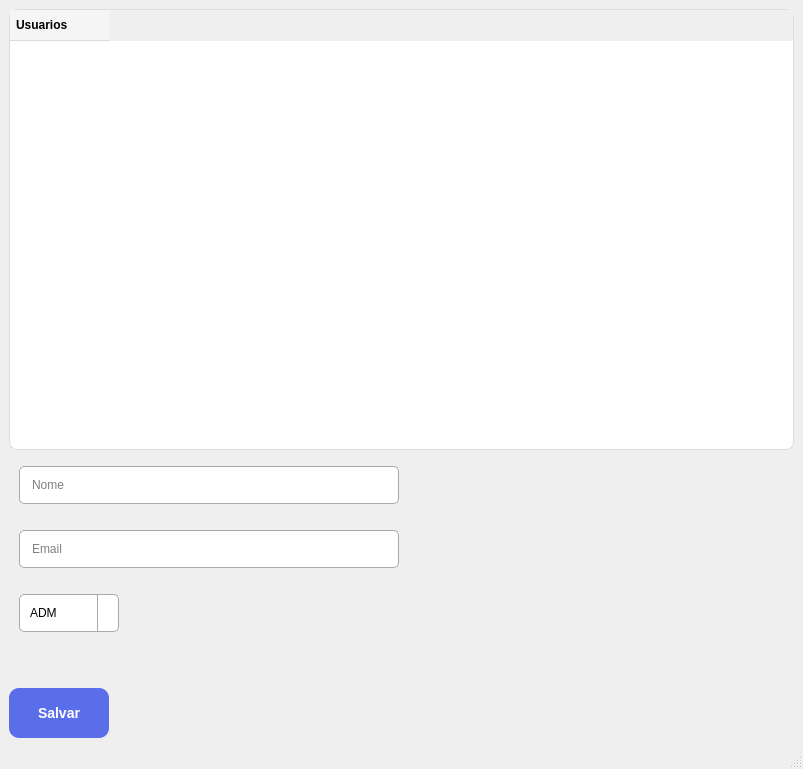
Qt form App/view/ui/admScreen.ui (Caiquef80/Gerenciamento-Escolar) before a commit.
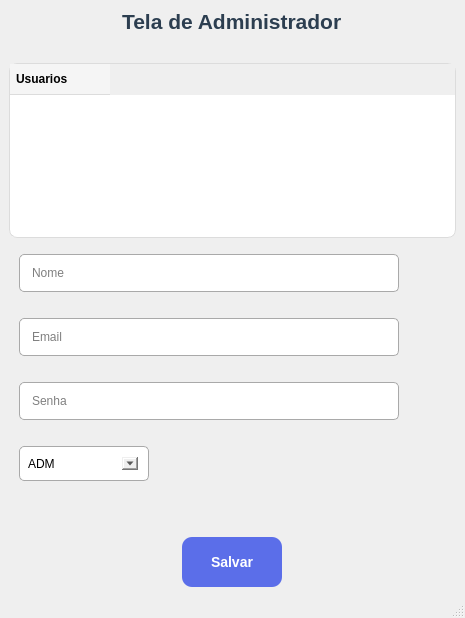
The same form after that commit. Icons and pictures are not drawn.

Commit message: Tela de adminScreen (#118)

What changed in the file:
```diff
--- a/App/view/ui/admScreen.ui
+++ b/App/view/ui/admScreen.ui
@@ -6,8 +6,8 @@
    <rect>
     <x>0</x>
     <y>0</y>
-    <width>803</width>
-    <height>769</height>
+    <width>465</width>
+    <height>618</height>
    </rect>
   </property>
   <property name="windowTitle">
@@ -18,13 +18,20 @@
     <normaloff>imagens/contexto.png</normaloff>imagens/contexto.png</iconset>
   </property>
   <property name="styleSheet">
-   <string notr="true">QLineEdit {
+   <string notr="true">QLabel{
+ font-family: &quot;Segoe UI&quot;, &quot;Arial&quot;, sans-serif;
+    font-size: 16px;
+    font-weight: 500;   
+    color: #2c3e50;
+}
+QLineEdit {
 	border-radius: 5px;	
 	margin-top: 10px;
 	border: 1px solid #a9a9a9;
 	margin: 10px;
 	padding: 10px;
 }
+
 QPushButton {
     background-color: #5B6EE9;
     color: #FFFFFF;
@@ -40,24 +47,6 @@
     background-color: #4A5DD6;
 }
 
-QComboBox {
-	border-radius: 5px;
-	border: 1px solid #a9a9a9;
-	margin: 10px;
-	padding: 10px;
-}
-
-QComboBox::drop-down {
-    subcontrol-origin: padding;
-    subcontrol-position: top right; 
-    width: 20px;
-    border-left-width: 1px; 
-    border-left-color: #a9a9a9;
-    border-left-style: solid; 
-    border-top-right-radius: 3px; 
-    border-bottom-right-radius: 3px;
-}
-
 QTableWidget {
     background-color: #ffffff;
     border: 1px solid #dcdcdc;
@@ -83,47 +72,31 @@
     font-weight: bold;
 }
 
+QComboBox {
+    border-radius: 5px;
+    border: 1px solid #a9a9a9;
+    margin: 10px;
+    padding: 8px;
+}
+
+QComboBox QAbstractItemView {
+    border: 1px solid #a9a9a9;
+    background: white;
+    selection-background-color: #5B6EE9;
+    selection-color: white;
+    padding: 5px;
+}
+
+
+
+
 </string>
   </property>
   <widget class="QWidget" name="centralwidget">
    <layout class="QGridLayout" name="gridLayout_2">
     <item row="0" column="0">
      <layout class="QGridLayout" name="gridLayout">
-      <item row="0" column="0">
-       <widget class="QTableWidget" name="tableWidget">
-        <property name="sizePolicy">
-         <sizepolicy hsizetype="Expanding" vsizetype="Expanding">
-          <horstretch>0</horstretch>
-          <verstretch>0</verstretch>
-         </sizepolicy>
-        </property>
-        <property name="minimumSize">
-         <size>
-          <width>250</width>
-          <height>150</height>
-         </size>
-        </property>
-        <property name="columnCount">
-         <number>1</number>
-        </property>
-        <column>
-         <property name="text">
-          <string>Usuarios</string>
-         </property>
-         <property name="font">
-          <font>
-           <weight>75</weight>
-           <bold>true</bold>
-           <underline>false</underline>
-          </font>
-         </property>
-         <property name="textAlignment">
-          <set>AlignLeading|AlignVCenter</set>
-         </property>
-        </column>
-       </widget>
-      </item>
-      <item row="2" column="0">
+      <item row="4" column="0">
        <layout class="QVBoxLayout" name="verticalLayout">
         <item>
          <widget class="QLineEdit" name="lineEdit">
@@ -135,13 +108,13 @@
           </property>
           <property name="minimumSize">
            <size>
-            <width>400</width>
-            <height>50</height>
+            <width>0</width>
+            <height>0</height>
            </size>
           </property>
           <property name="maximumSize">
            <size>
-            <width>200</width>
+            <width>400</width>
             <height>400</height>
            </size>
           </property>
@@ -163,8 +136,8 @@
           </property>
           <property name="minimumSize">
            <size>
-            <width>50</width>
-            <height>50</height>
+            <width>0</width>
+            <height>0</height>
            </size>
           </property>
           <property name="maximumSize">
@@ -182,7 +155,27 @@
          </widget>
         </item>
         <item>
-         <layout class="QVBoxLayout" name="verticalLayout_2">
+         <widget class="QLineEdit" name="lineEdit_3">
+          <property name="minimumSize">
+           <size>
+            <width>0</width>
+            <height>0</height>
+           </size>
+          </property>
+          <property name="maximumSize">
+           <size>
+            <width>400</width>
+            <height>400</height>
+           </size>
+          </property>
+          <property name="text">
+           <string/>
+          </property>
+          <property name="placeholderText">
+           <string>Senha</string>
+          </property>
+         </widget>
+        </item>
           <item>
            <widget class="QComboBox" name="comboBox">
             <property name="sizePolicy">
@@ -194,17 +187,46 @@
             <property name="minimumSize">
              <size>
               <width>0</width>
-              <height>50</height>
+            <height>55</height>
              </size>
             </property>
             <property name="maximumSize">
              <size>
-              <width>120</width>
-              <height>120</height>
-             </size>
-            </property>
+            <width>150</width>
+            <height>150</height>
+           </size>
+          </property>
+          <property name="font">
+           <font>
+            <underline>false</underline>
+           </font>
+          </property>
+          <property name="cursor">
+           <cursorShape>ArrowCursor</cursorShape>
+          </property>
+          <property name="mouseTracking">
+           <bool>false</bool>
+          </property>
             <property name="styleSheet">
-             <string notr="true">margin-top: 10px;</string>
+           <string notr="true"/>
+          </property>
+          <property name="editable">
+           <bool>false</bool>
+          </property>
+          <property name="insertPolicy">
+           <enum>QComboBox::InsertAtBottom</enum>
+          </property>
+          <property name="iconSize">
+           <size>
+            <width>15</width>
+            <height>20</height>
+           </size>
+          </property>
+          <property name="duplicatesEnabled">
+           <bool>false</bool>
+          </property>
+          <property name="frame">
+           <bool>true</bool>
             </property>
             <item>
              <property name="text">
@@ -235,7 +257,9 @@
             </item>
            </widget>
           </item>
-          <item alignment="Qt::AlignVCenter">
+        <item>
+         <layout class="QGridLayout" name="gridLayout_3">
+          <item row="1" column="0">
            <widget class="QPushButton" name="salvar">
             <property name="sizePolicy">
              <sizepolicy hsizetype="Expanding" vsizetype="Fixed">
@@ -264,6 +288,60 @@
         </item>
        </layout>
       </item>
+      <item row="2" column="0">
+       <widget class="QTableWidget" name="tableWidget">
+        <property name="sizePolicy">
+         <sizepolicy hsizetype="Expanding" vsizetype="Expanding">
+          <horstretch>0</horstretch>
+          <verstretch>0</verstretch>
+         </sizepolicy>
+        </property>
+        <property name="minimumSize">
+         <size>
+          <width>250</width>
+          <height>150</height>
+         </size>
+        </property>
+        <property name="columnCount">
+         <number>1</number>
+        </property>
+        <column>
+         <property name="text">
+          <string>Usuarios</string>
+         </property>
+         <property name="font">
+          <font>
+           <weight>75</weight>
+           <bold>true</bold>
+           <underline>false</underline>
+          </font>
+         </property>
+         <property name="textAlignment">
+          <set>AlignLeading|AlignVCenter</set>
+         </property>
+        </column>
+       </widget>
+      </item>
+      <item row="0" column="0" alignment="Qt::AlignHCenter">
+       <widget class="QLabel" name="label">
+        <property name="text">
+         <string>&lt;html&gt;&lt;head/&gt;&lt;body&gt;&lt;p&gt;&lt;span style=&quot; font-size:16pt; font-weight:600;&quot;&gt;Tela de Administrador&lt;/span&gt;&lt;/p&gt;&lt;/body&gt;&lt;/html&gt;</string>
+        </property>
+       </widget>
+      </item>
+      <item row="1" column="0">
+       <spacer name="verticalSpacer">
+        <property name="orientation">
+         <enum>Qt::Vertical</enum>
+        </property>
+        <property name="sizeHint" stdset="0">
+         <size>
+          <width>20</width>
+          <height>40</height>
+         </size>
+        </property>
+       </spacer>
+      </item>
      </layout>
     </item>
    </layout>
```
Left out of the diff: 8 changed lines with no effect on the pictures. Lines whose indentation alone changed are shown as unchanged. The commit also changes 3 other files.
